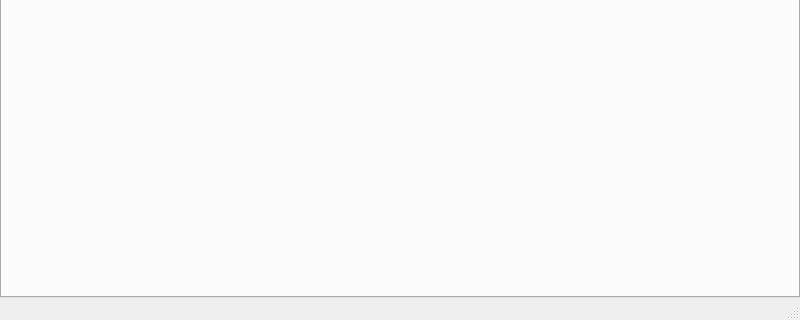
This is template/notepad.ui in shivangi-2001/Notepad as Qt 5 draws it before an edit; both pictures show x 0 to 800 and y 280 to 600 of the 800 by 600 pixel window. The edited form follows.
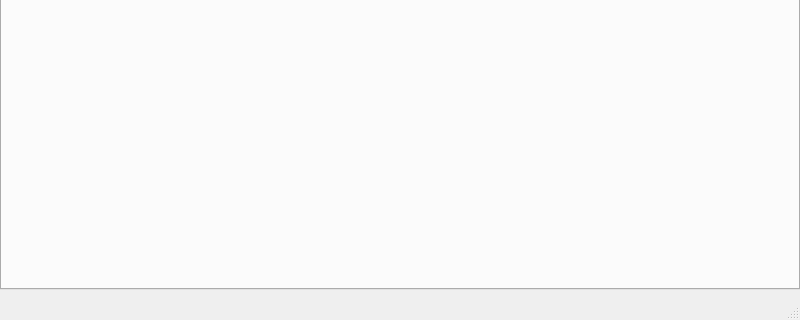
This is the edited form.

What changed in the file:
```diff
--- a/template/notepad.ui
+++ b/template/notepad.ui
@@ -131,6 +131,12 @@
    <property name="enabled">
     <bool>true</bool>
    </property>
+   <property name="minimumSize">
+    <size>
+     <width>0</width>
+     <height>30</height>
+    </size>
+   </property>
    <property name="inputMethodHints">
     <set>Qt::ImhNone</set>
    </property>
```
Left out of the diff: 9 changed lines with no effect on the pictures.
